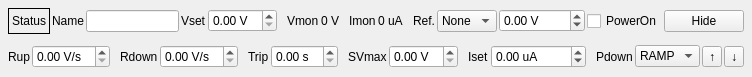
First picture: the form in caenhv-client/gui/ui/channel.ui, repository kenji0923/caenhv-client, before the edit.
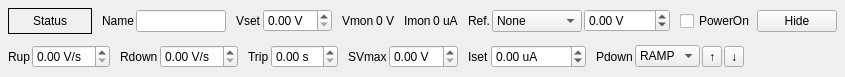
Second picture: the form after the edit.

Patch:
```diff
--- a/caenhv-client/gui/ui/channel.ui
+++ b/caenhv-client/gui/ui/channel.ui
@@ -49,14 +49,39 @@
       </property>
       <item>
        <widget class="QLabel" name="labelStatus">
+        <property name="minimumSize">
+         <size>
+          <width>84</width>
+          <height>0</height>
+         </size>
+        </property>
         <property name="frameShape">
          <enum>QFrame::Box</enum>
         </property>
+        <property name="alignment">
+         <set>Qt::AlignCenter</set>
+        </property>
         <property name="text">
          <string>Status</string>
         </property>
        </widget>
       </item>
+      <item>
+       <spacer name="horizontalSpacerStatusName">
+        <property name="orientation">
+         <enum>Qt::Horizontal</enum>
+        </property>
+        <property name="sizeType">
+         <enum>QSizePolicy::Fixed</enum>
+        </property>
+        <property name="sizeHint" stdset="0">
+         <size>
+          <width>8</width>
+          <height>20</height>
+         </size>
+        </property>
+       </spacer>
+      </item>
       <item>
        <widget class="QLabel" name="labelResourceName">
         <property name="text">
@@ -66,6 +91,18 @@
       </item>
       <item>
        <widget class="QLineEdit" name="lineEditLabel">
+        <property name="sizePolicy">
+         <sizepolicy hsizetype="Expanding" vsizetype="Fixed">
+          <horstretch>1</horstretch>
+          <verstretch>0</verstretch>
+         </sizepolicy>
+        </property>
+        <property name="minimumSize">
+         <size>
+          <width>90</width>
+          <height>0</height>
+         </size>
+        </property>
         <property name="toolTip">
          <string>&lt;html&gt;&lt;head/&gt;&lt;body&gt;&lt;p&gt;Label&lt;/p&gt;&lt;/body&gt;&lt;/html&gt;</string>
         </property>
@@ -77,6 +114,22 @@
         </property>
        </widget>
       </item>
+      <item>
+       <spacer name="horizontalSpacerNameVset">
+        <property name="orientation">
+         <enum>Qt::Horizontal</enum>
+        </property>
+        <property name="sizeType">
+         <enum>QSizePolicy::Fixed</enum>
+        </property>
+        <property name="sizeHint" stdset="0">
+         <size>
+          <width>8</width>
+          <height>20</height>
+         </size>
+        </property>
+       </spacer>
+      </item>
       <item>
        <widget class="QLabel" name="labelVsetDoc">
         <property name="text">
@@ -179,6 +232,18 @@
       </item>
       <item>
        <widget class="QComboBox" name="comboBoxReference">
+        <property name="sizePolicy">
+         <sizepolicy hsizetype="Expanding" vsizetype="Fixed">
+          <horstretch>1</horstretch>
+          <verstretch>0</verstretch>
+         </sizepolicy>
+        </property>
+        <property name="minimumSize">
+         <size>
+          <width>90</width>
+          <height>0</height>
+         </size>
+        </property>
         <item>
          <property name="text">
           <string>None</string>
@@ -199,6 +264,22 @@
         </property>
        </widget>
       </item>
+      <item>
+       <spacer name="horizontalSpacerRefPower">
+        <property name="orientation">
+         <enum>Qt::Horizontal</enum>
+        </property>
+        <property name="sizeType">
+         <enum>QSizePolicy::Fixed</enum>
+        </property>
+        <property name="sizeHint" stdset="0">
+         <size>
+          <width>8</width>
+          <height>20</height>
+         </size>
+        </property>
+       </spacer>
+      </item>
       <item>
        <widget class="QCheckBox" name="checkBoxEnable">
         <property name="sizePolicy">
```
